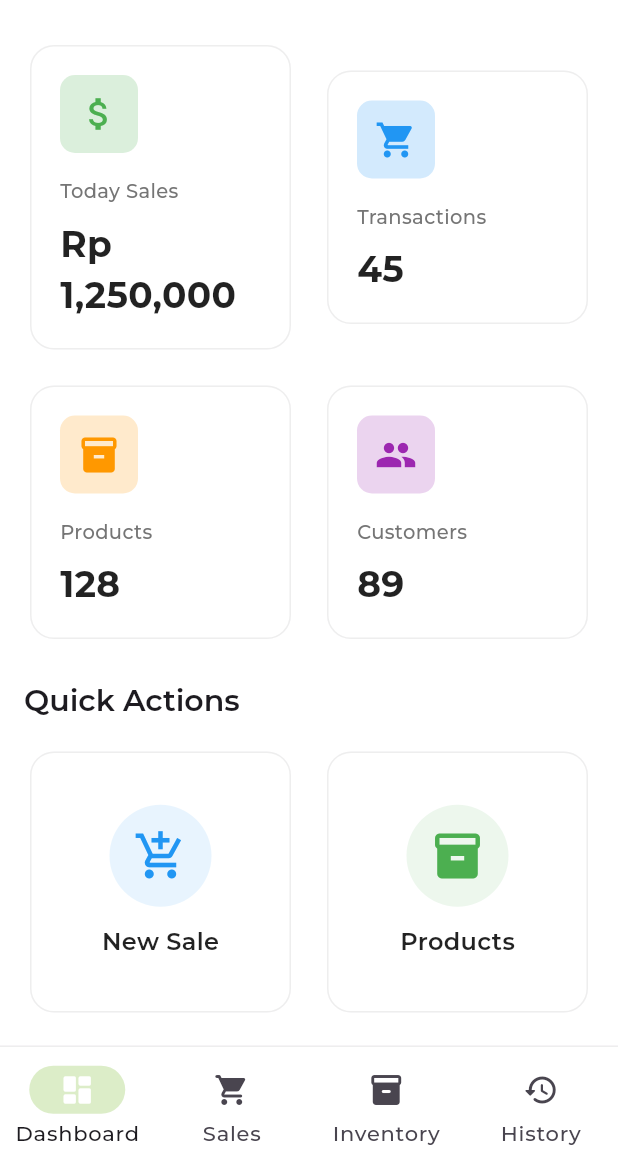
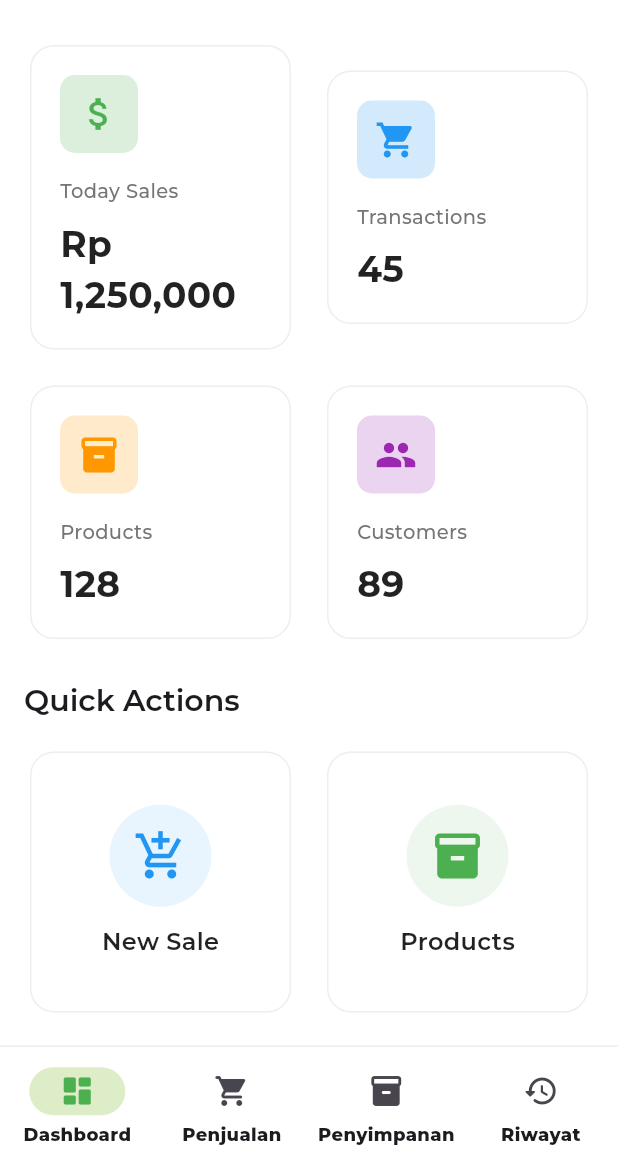
Before and after one commit to jioooo20/belibeli, a Flutter app: the screen it shows after launch, on a phone screen of 412 x 824 dp, the part 69-1236 px from its top. Run offline on Flutter 3.47's test engine with Material 3 defaults, Android fonts, the phone set to English and light mode, and no system bars; our stand-ins replace go_router, google_fonts, image_picker.

Commit message:
Translate Sales and History page labels to Indonesian and update Tabbar labels for consistency

```diff
--- a/lib/component/tabbar/routing.dart
+++ b/lib/component/tabbar/routing.dart
@@ -60,7 +60,7 @@ final goRouter = GoRouter(
               child: ColoredBox(
                 color: Colors.white,
                 child: SizedBox.expand(
-                  child: Center(child: Text('Sales Page')),
+                  child: Center(child: Text('Halaman Penjualan')),
                 ),
               ),
             ),
@@ -73,7 +73,7 @@ final goRouter = GoRouter(
               child: ColoredBox(
                 color: Colors.white,
                 child: SizedBox.expand(
-                  child: Center(child: Text('History Page')),
+                  child: Center(child: Text('Halaman Riwayat')),
                 ),
               ),
             ),
--- a/lib/component/tabbar/tabbar.dart
+++ b/lib/component/tabbar/tabbar.dart
@@ -62,28 +62,35 @@ class Tabbar extends StatelessWidget {
         backgroundColor: Colors.white,
         indicatorColor: Colors.lightGreen[100],
         labelBehavior: NavigationDestinationLabelBehavior.alwaysShow,
-        destinations: const [
+        destinations: [
           NavigationDestination(
-            icon: Icon(Icons.dashboard_rounded),
-            selectedIcon: Icon(Icons.dashboard_rounded, color: Colors.white),
-            label: 'Dashboard',
+        icon: Icon(Icons.dashboard_rounded),
+        selectedIcon: Icon(Icons.dashboard_rounded, color: Colors.green),
+        label: 'Dashboard',
           ),
           NavigationDestination(
-            icon: Icon(Icons.shopping_cart_rounded),
-            selectedIcon: Icon(Icons.shopping_cart_rounded, color: Colors.white),
-            label: 'Sales',
+        icon: Icon(Icons.shopping_cart_rounded),
+        selectedIcon: Icon(Icons.shopping_cart_rounded, color: Colors.green),
+        label: 'Penjualan',
           ),
           NavigationDestination(
-            icon: Icon(Icons.inventory_2_rounded),
-            selectedIcon: Icon(Icons.inventory_2_rounded, color: Colors.white),
-            label: 'Inventory',
+        icon: Icon(Icons.inventory_2_rounded),
+        selectedIcon: Icon(Icons.inventory_2_rounded, color: Colors.green),
+        label: 'Penyimpanan',
           ),
           NavigationDestination(
-            icon: Icon(Icons.history_rounded),
-            selectedIcon: Icon(Icons.history_rounded, color: Colors.white),
-            label: 'History',
+        icon: Icon(Icons.history_rounded),
+        selectedIcon: Icon(Icons.history_rounded, color: Colors.green),
+        label: 'Riwayat',
           ),
-        ],
+        ].map((destination) => NavigationDestination(
+          icon: destination.icon,
+          selectedIcon: destination.selectedIcon,
+          label: destination.label,
+        )).toList(),
+        labelTextStyle: WidgetStateProperty.resolveWith<TextStyle>((states) {
+          return const TextStyle(fontSize: 12, fontWeight: FontWeight.w800);
+        }),
       ),
     );
   }
```
